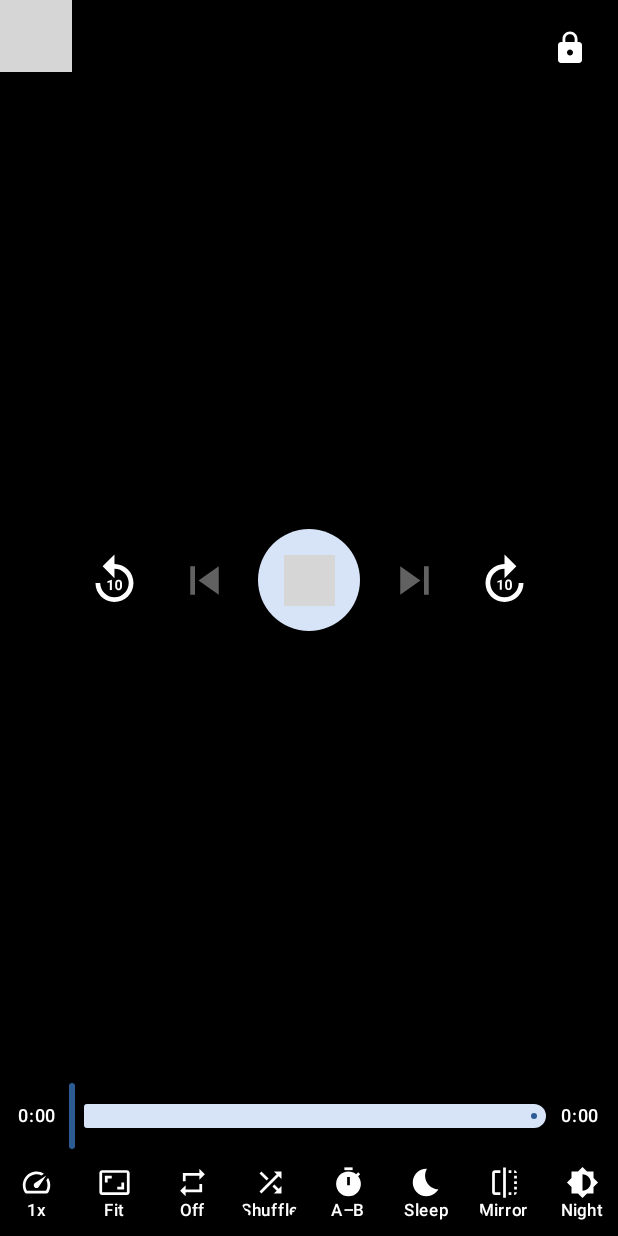
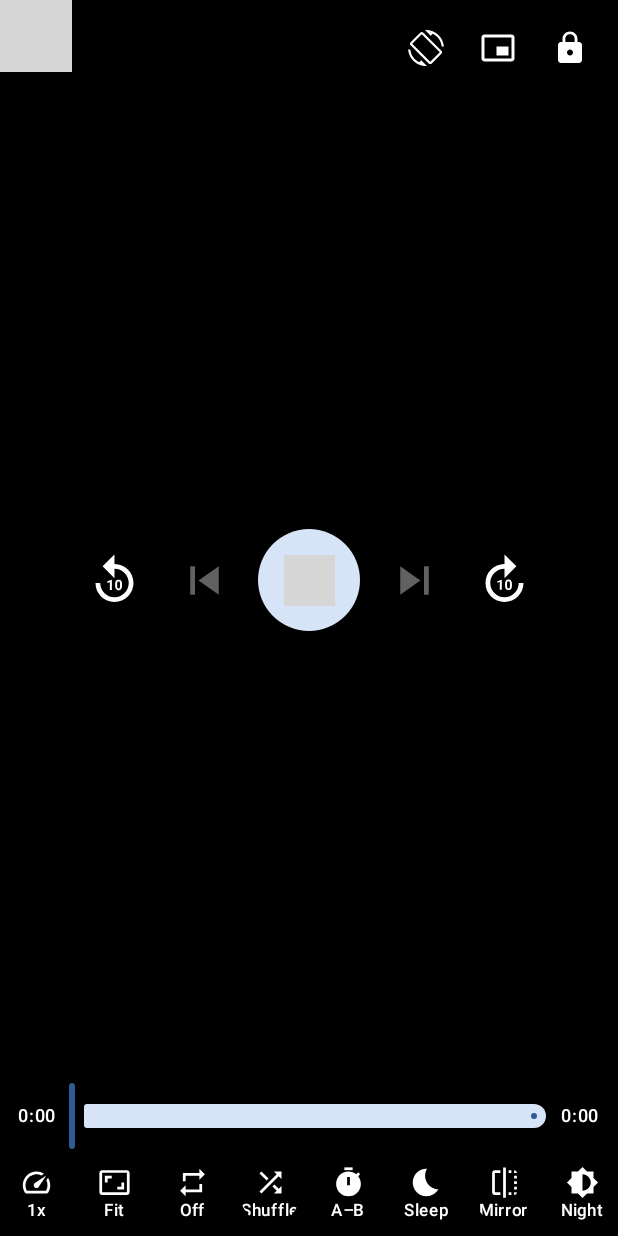
Before and after one commit to NSKWeb/NPlayer, an Android app built with Jetpack Compose: the composable VideoPlayerScreen called with empty values, on a phone screen of 412 x 824 dp. Run offline under Robolectric (Android 15) with nearby library versions, the phone set to English and light mode, and no system bars; our stand-ins replace Dagger/Hilt's generated code; 3 statements that could not run were skipped; grey boxes are pictures that could not be loaded.

Commit message:
Make long control sheets scroll and lift rotate/PiP into the top bar
The speed sheet offered eleven presets inside a Column capped at 70% of
the screen height with no scrolling, so in landscape the list was clipped
and the last entries could not be reached. 4x was the last of them, which
made it look as though the app stopped at 3x. The same sheet backs the
subtitle and audio-track pickers, so files with several tracks were cut
off too.

Rotate and PiP were the ninth and tenth buttons in a horizontally
scrolling row, which on a phone pushed them off the right edge. They act
on how the picture is presented rather than on what is playing, so they
move next to lock in the top bar. The row is left with eleven buttons,
which fits, so equalizer, subtitle and audio are no longer clipped either.

Co-authored-by: openhands <openhands@all-hands.dev>

```diff
--- a/NPlayer/app/src/main/java/com/example/nplayer/ui/player/PlayerScreen.kt
+++ b/NPlayer/app/src/main/java/com/example/nplayer/ui/player/PlayerScreen.kt
@@ -597,6 +597,16 @@ private fun ControlsOverlay(
                 Text(" " + formatSleepRemaining(it), color = Color.White, style = MaterialTheme.typography.labelSmall)
                 Spacer(Modifier.width(8.dp))
             }
+            // Window-level actions live in the top bar. They change how the picture is
+            // presented rather than what is playing, and the row at the bottom scrolls
+            // horizontally, so keeping them here means rotate and PiP are always one tap
+            // away instead of being scrolled off the end.
+            IconButton(onClick = onRotate) {
+                Icon(Icons.Filled.ScreenRotation, contentDescription = "Rotate", tint = Color.White)
+            }
+            IconButton(onClick = onPictureInPicture) {
+                Icon(Icons.Filled.PictureInPictureAlt, contentDescription = "Picture-in-picture", tint = Color.White)
+            }
             IconButton(onClick = onLock) {
                 Icon(Icons.Filled.Lock, contentDescription = "Lock", tint = Color.White)
             }
@@ -723,8 +733,6 @@ private fun ControlsOverlay(
             OverlayButton(Icons.Filled.Bedtime, "Sleep", onSleep, active = state.sleepRemainingMillis != null)
             OverlayButton(Icons.Filled.Flip, "Mirror", onMirror, active = state.mirrored)
             OverlayButton(Icons.Filled.Brightness6, "Night", onNight, active = state.nightMode)
-            OverlayButton(Icons.Filled.ScreenRotation, "Rotate", onRotate)
-            OverlayButton(Icons.Filled.PictureInPictureAlt, "PiP", onPictureInPicture)
             OverlayButton(Icons.Filled.Equalizer, "Equalizer", onEqualizer, active = equalizerEnabled)
             OverlayButton(
                 Icons.Filled.Subtitles,
@@ -964,7 +972,15 @@ internal fun ChoiceSheet(
         onDismissRequest = onDismiss,
         title = { Text(title) },
         text = {
-            Column(Modifier.fillMaxHeight(0.7f)) {
+            // The list can be taller than the dialog's 70% cap — the speed sheet has
+            // eleven entries and the player is often in landscape, where there is little
+            // height to spare — so it has to scroll. Without this the last entries, and
+            // with them 4x, were clipped and could not be tapped.
+            Column(
+                Modifier
+                    .fillMaxHeight(0.7f)
+                    .verticalScroll(rememberScrollState()),
+            ) {
                 options.forEachIndexed { index, (label, selected) ->
                     TextButton(onClick = { onPick(index) }, modifier = Modifier.fillMaxWidth()) {
                         Text(
```
